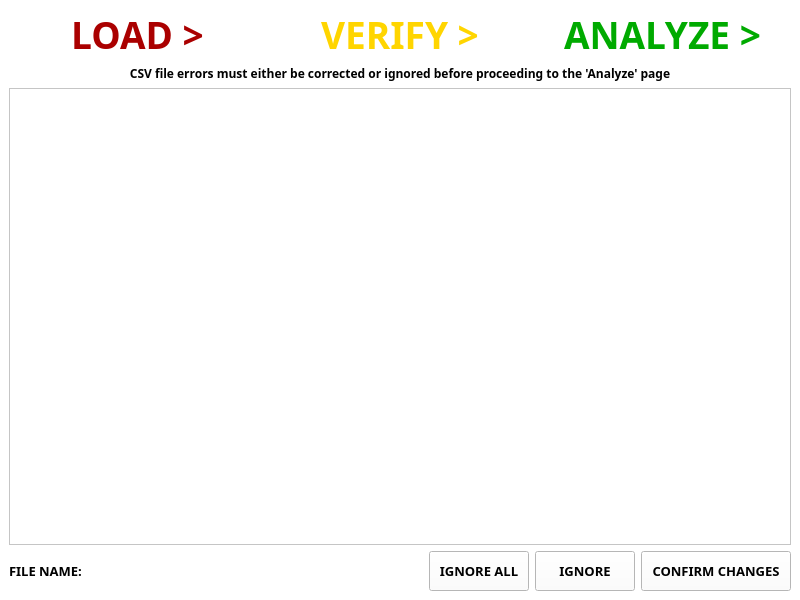
Before: the Qt Designer form Project Code/AppleProject/View/verify_csv.ui in JRWu/DataAggregation, drawn with Qt 5.
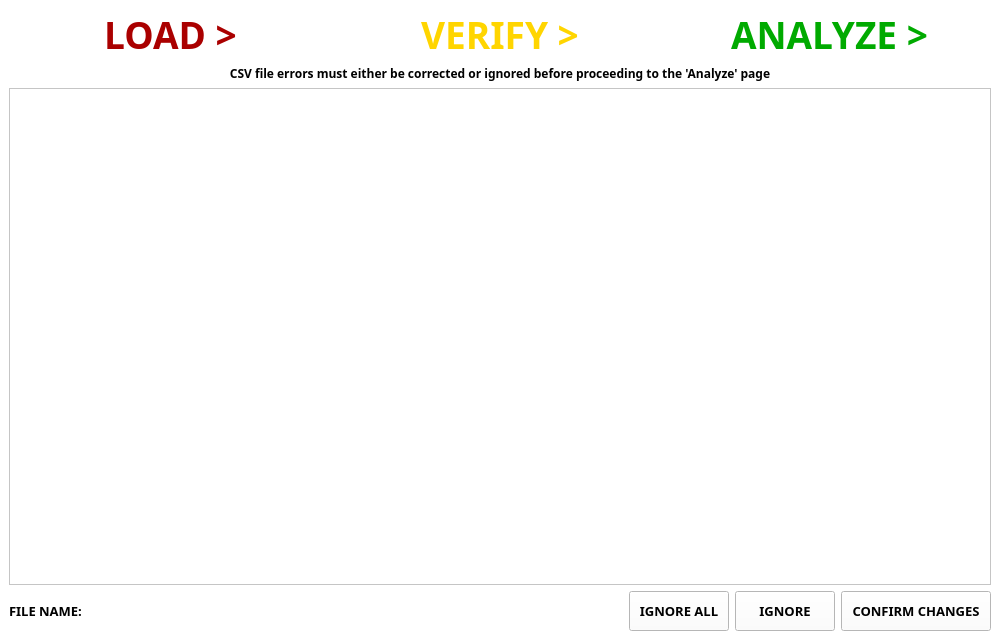
After: the same form once the commit is applied.

Diff of the .ui file:
```diff
--- a/Project Code/AppleProject/View/verify_csv.ui
+++ b/Project Code/AppleProject/View/verify_csv.ui
@@ -6,8 +6,8 @@
    <rect>
     <x>0</x>
     <y>0</y>
-    <width>800</width>
-    <height>600</height>
+    <width>1000</width>
+    <height>640</height>
    </rect>
   </property>
   <property name="minimumSize">
```
